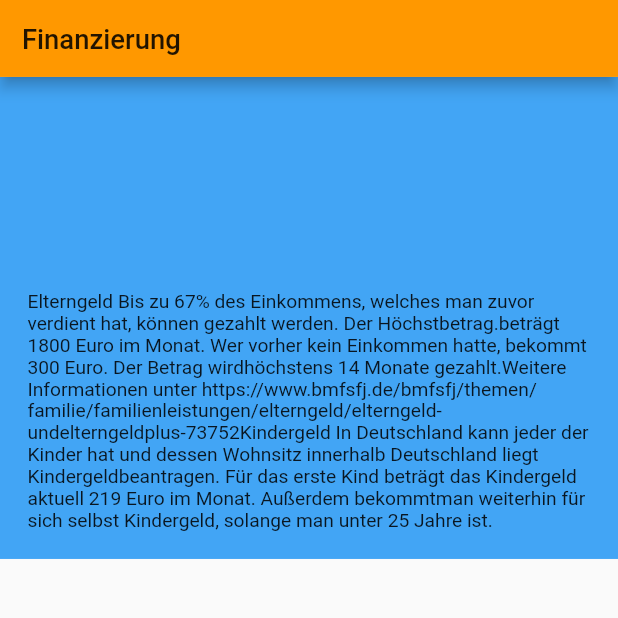
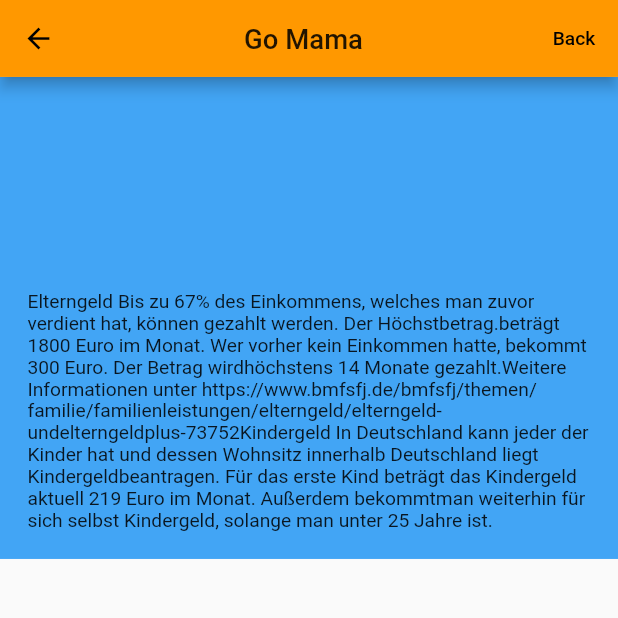
Before and after one commit to samuelNe-Dev/go_mama, a Flutter app: the Finanzierung screen opened directly, on a phone screen of 412 x 824 dp, the top half of it. Run offline on Flutter 3.47's test engine with Material 2 defaults, Android fonts, the phone set to English and light mode, and no system bars; our stand-ins replace cloud_firestore, firebase_auth, firebase_core, fluttertoast, get, google_fonts and 2 more; accounts and stored records are empty.

Commit message:
Added Back button for help/finance screen + additional margin

```diff
--- a/lib/screens/home/Finanzierung.dart
+++ b/lib/screens/home/Finanzierung.dart
@@ -1,4 +1,6 @@
 import 'package:flutter/material.dart';
+import 'package:get/get.dart';
+import '../loginHome/loginHome.dart';
 import 'hilfe_page.dart';
 
 class Finanzierung extends StatefulWidget {
@@ -11,8 +13,17 @@ class _FinanzierungState extends State<Finanzierung> {
   Widget build(BuildContext context) {
     return Scaffold(
       appBar: AppBar(
-        title: Text('Finanzierung'),
-      ),
+          title: Center(child: Text("Go Mama")),
+          actions: [
+            TextButton(
+              child: Text("Back"),
+              style: TextButton.styleFrom(primary: Colors.black),
+              onPressed: () {
+                Get.back();
+              },
+            ),
+          ],
+        ),
       body: Center(
           child: Column(
         children: <Widget>[
--- a/lib/screens/home/hilfe_page.dart
+++ b/lib/screens/home/hilfe_page.dart
@@ -1,4 +1,7 @@
 import 'package:flutter/material.dart';
+import 'package:get/get.dart';
+
+import '../loginHome/loginHome.dart';
 
 class Hilfe extends StatefulWidget {
   @override
@@ -10,8 +13,17 @@ class _HilfeState extends State<Hilfe> {
   Widget build(BuildContext context) {
     return Scaffold(
       appBar: AppBar(
-        title: Text('Hilfe Page'),
-      ),
+          title: Center(child: Text("Go Mama")),
+          actions: [
+            TextButton(
+              child: Text("Back"),
+              style: TextButton.styleFrom(primary: Colors.black),
+              onPressed: () {
+                Get.back();
+              },
+            ),
+          ],
+        ),
       body: Container(
         child: Text(
             'Elterngeld Bis zu 67% des Einkommens, welches man zuvor verdient hat, k'),
```
Also changed, not shown: lib/screens/home/home.dart (+14 -2 lines), pubspec.lock, 1 other file.
